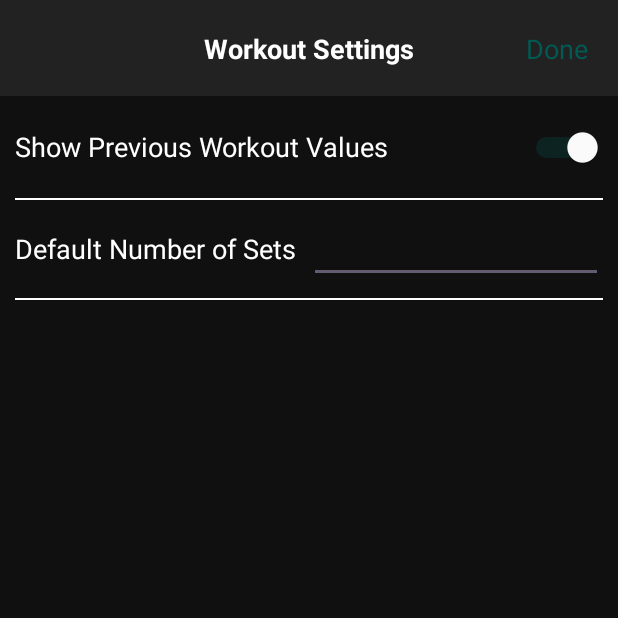
After one commit to Wmatistic/cs3443project_fvk718, an Android app: the SettingsActivity screen opened directly, with no data from a screen before it, on a phone screen of 412 x 824 dp, the top half of it. The commit adds this screen. Run offline under Robolectric (Android 15) with nearby library versions, the phone set to English and light mode, and no system bars.

Commit message:
added settings page

```diff
--- a/app/src/main/AndroidManifest.xml
+++ b/app/src/main/AndroidManifest.xml
@@ -12,6 +12,9 @@
         android:supportsRtl="true"
         android:theme="@style/Theme.Cs3443project_fvk718"
         tools:targetApi="31">
+        <activity
+            android:name=".SettingsActivity"
+            android:exported="false" />
         <activity
             android:name=".AddExerciseActivity"
             android:exported="false" />
--- /dev/null
+++ b/app/src/main/java/edu/utsa/cs3443/cs3443project_fvk718/SettingsActivity.java
@@ -0,0 +1,59 @@
+package edu.utsa.cs3443.cs3443project_fvk718;
+
+import android.content.Intent;
+import android.content.SharedPreferences;
+import android.os.Bundle;
+import android.widget.Button;
+import android.widget.CompoundButton;
+import android.widget.RadioGroup;
+import android.widget.Switch;
+import android.widget.TextView;
+
+import androidx.activity.EdgeToEdge;
+import androidx.appcompat.app.AppCompatActivity;
+import androidx.core.graphics.Insets;
+import androidx.core.view.ViewCompat;
+import androidx.core.view.WindowInsetsCompat;
+
+import edu.utsa.cs3443.cs3443project_fvk718.model.Workout;
+
+public class SettingsActivity extends AppCompatActivity {
+
+    Workout workout;
+
+    @Override
+    protected void onCreate(Bundle savedInstanceState) {
+        super.onCreate(savedInstanceState);
+        EdgeToEdge.enable(this);
+        setContentView(R.layout.activity_settings);
+        ViewCompat.setOnApplyWindowInsetsListener(findViewById(R.id.main), (v, insets) -> {
+            Insets systemBars = insets.getInsets(WindowInsetsCompat.Type.systemBars());
+            v.setPadding(systemBars.left, systemBars.top, systemBars.right, systemBars.bottom);
+            return insets;
+        });
+
+        Intent callingIntent = getIntent();
+        workout = (Workout) callingIntent.getSerializableExtra("Workout");
+
+        TextView doneText = findViewById(R.id.doneSettingsText);
+
+        Intent doneIntent = new Intent(SettingsActivity.this, WorkoutActivity.class);
+        doneText.setOnClickListener(view -> {
+            doneIntent.putExtra("Workout", workout);
+            startActivity(doneIntent);
+        });
+
+        Switch showPrevValuesSwitch = findViewById(R.id.showPrevValuesSwitch);
+        SharedPreferences prefs = getSharedPreferences("AppPrefs", MODE_PRIVATE);
+        boolean showPrevValues = prefs.getBoolean("showPrevValues", true);
+        showPrevValuesSwitch.setChecked(showPrevValues);
+        showPrevValuesSwitch.setOnCheckedChangeListener(new CompoundButton.OnCheckedChangeListener(){
+            @Override
+            public void onCheckedChanged(CompoundButton compoundButton, boolean b) {
+                SharedPreferences.Editor editor = prefs.edit();
+                editor.putBoolean("showPrevValues", b);
+                editor.apply();
+            }
+        });
+    }
+}
--- /dev/null
+++ b/app/src/main/res/layout/activity_settings.xml
@@ -0,0 +1,129 @@
+<?xml version="1.0" encoding="utf-8"?>
+<androidx.constraintlayout.widget.ConstraintLayout xmlns:android="http://schemas.android.com/apk/res/android"
+    xmlns:app="http://schemas.android.com/apk/res-auto"
+    xmlns:tools="http://schemas.android.com/tools"
+    android:id="@+id/main"
+    android:layout_width="match_parent"
+    android:layout_height="match_parent"
+    android:background="#101010"
+    tools:context=".SettingsActivity">
+
+    <androidx.appcompat.widget.Toolbar
+        android:id="@+id/toolbar4"
+        android:layout_width="0dp"
+        android:layout_height="wrap_content"
+        android:background="#232222"
+        android:minHeight="?attr/actionBarSize"
+        android:theme="?attr/actionBarTheme"
+        app:layout_constraintEnd_toEndOf="parent"
+        app:layout_constraintStart_toStartOf="parent"
+        app:layout_constraintTop_toTopOf="parent" />
+
+    <TextView
+        android:id="@+id/doneSettingsText"
+        android:layout_width="wrap_content"
+        android:layout_height="wrap_content"
+        android:layout_marginEnd="20dp"
+        android:text="Done"
+        android:textColor="#005B54"
+        android:textSize="18sp"
+        app:layout_constraintBottom_toBottomOf="@+id/toolbar4"
+        app:layout_constraintEnd_toEndOf="@+id/toolbar4"
+        app:layout_constraintTop_toTopOf="@+id/toolbar4" />
+
+    <TextView
+        android:id="@+id/workoutSettingsText"
+        android:layout_width="wrap_content"
+        android:layout_height="wrap_content"
+        android:text="Workout Settings"
+        android:textColor="#FFFFFFFF"
+        android:textSize="18sp"
+        android:textStyle="bold"
+        app:layout_constraintBottom_toBottomOf="@+id/toolbar4"
+        app:layout_constraintEnd_toEndOf="@+id/toolbar4"
+        app:layout_constraintStart_toStartOf="@+id/toolbar4"
+        app:layout_constraintTop_toTopOf="@+id/toolbar4" />
+
+    <LinearLayout
+        android:id="@+id/prevWorkoutValuesLayout"
+        android:layout_width="0dp"
+        android:layout_height="wrap_content"
+        android:layout_marginStart="10dp"
+        android:layout_marginTop="10dp"
+        android:layout_marginEnd="10dp"
+        android:orientation="horizontal"
+        app:layout_constraintEnd_toEndOf="parent"
+        app:layout_constraintStart_toStartOf="parent"
+        app:layout_constraintTop_toBottomOf="@+id/toolbar4">
+
+        <Switch
+            android:id="@+id/showPrevValuesSwitch"
+            android:layout_width="0dp"
+            android:layout_height="48dp"
+            android:layout_weight="1"
+            android:checked="true"
+            android:switchMinWidth="55dp"
+            android:text="Show Previous Workout Values"
+            android:textColor="#FFF"
+            android:textSize="18sp"
+            android:thumbTint="#FFF"
+            android:trackTint="#005B54" />
+    </LinearLayout>
+
+    <View
+        android:id="@+id/divider"
+        android:layout_width="0dp"
+        android:layout_height="1dp"
+        android:layout_marginStart="10dp"
+        android:layout_marginTop="10dp"
+        android:layout_marginEnd="10dp"
+        android:background="#FFF"
+        app:layout_constraintEnd_toEndOf="parent"
+        app:layout_constraintStart_toStartOf="parent"
+        app:layout_constraintTop_toBottomOf="@+id/prevWorkoutValuesLayout" />
+
+    <View
+        android:id="@+id/divider2"
+        android:layout_width="0dp"
+        android:layout_height="1dp"
+        android:layout_marginStart="10dp"
+        android:layout_marginTop="10dp"
+        android:layout_marginEnd="10dp"
+        android:background="#FFF"
+        app:layout_constraintEnd_toEndOf="parent"
+        app:layout_constraintStart_toStartOf="parent"
+        app:layout_constraintTop_toBottomOf="@+id/linearLayout2" />
+
+    <LinearLayout
+        android:id="@+id/linearLayout2"
+        android:layout_width="0dp"
+        android:layout_height="wrap_content"
+        android:layout_marginStart="10dp"
+        android:layout_marginTop="10dp"
+        android:layout_marginEnd="10dp"
+        android:orientation="horizontal"
+        app:layout_constraintEnd_toEndOf="parent"
+        app:layout_constraintStart_toStartOf="parent"
+        app:layout_constraintTop_toBottomOf="@+id/divider">
+
+        <TextView
+            android:id="@+id/defaultSetsText"
+            android:layout_width="match_parent"
+            android:layout_height="wrap_content"
+            android:layout_weight="1"
+            android:text="Default Number of Sets"
+            android:textColor="#FFF"
+            android:textSize="18sp" />
+
+        <EditText
+            android:id="@+id/defaultSetTextInput"
+            android:layout_width="match_parent"
+            android:layout_height="wrap_content"
+            android:layout_weight="1"
+            android:ems="10"
+            android:inputType="number"
+            android:shadowColor="#FFF"
+            android:textColor="#FFF" />
+    </LinearLayout>
+
+</androidx.constraintlayout.widget.ConstraintLayout>
```
Also changed, not shown: app/src/main/java/edu/utsa/cs3443/cs3443project_fvk718/AddExerciseActivity.java (+5 -4 lines), app/src/main/java/edu/utsa/cs3443/cs3443project_fvk718/WorkoutActivity.java (+9 -3 lines), app/src/main/java/edu/utsa/cs3443/cs3443project_fvk718/model/SetListAdapter.java (+11 -2 lines), app/src/main/res/layout/activity_add_exercise.xml (+7 -13 lines), app/src/main/res/layout/activity_workout.xml (+42 -20 lines), app/src/main/res/layout/setlistitem.xml (+10 -1 lines).
